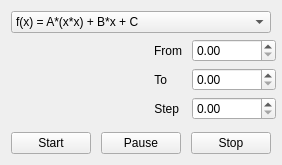
elgris/TestTask, file Widgets/plotcontrolwidget.ui: the form before one commit.
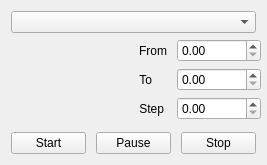
The form after the commit.

Patch:
```diff
--- a/Widgets/plotcontrolwidget.ui
+++ b/Widgets/plotcontrolwidget.ui
@@ -10,6 +10,18 @@
     <height>165</height>
    </rect>
   </property>
+  <property name="minimumSize">
+   <size>
+    <width>267</width>
+    <height>165</height>
+   </size>
+  </property>
+  <property name="maximumSize">
+   <size>
+    <width>267</width>
+    <height>165</height>
+   </size>
+  </property>
   <property name="windowTitle">
    <string>Form</string>
   </property>
@@ -19,28 +31,8 @@
      <item>
       <widget class="QComboBox" name="comboBox">
        <property name="currentIndex">
-        <number>0</number>
+        <number>-1</number>
        </property>
-       <item>
-        <property name="text">
-         <string>f(x) = A*(x*x) + B*x + C</string>
-        </property>
-       </item>
-       <item>
-        <property name="text">
-         <string>f(x) = A * sin(x) + B * cos( C*x )</string>
-        </property>
-       </item>
-       <item>
-        <property name="text">
-         <string>f(x) = A*log( B*x )</string>
-        </property>
-       </item>
-       <item>
-        <property name="text">
-         <string>f(x) = A / ( sin(x*x) * B )</string>
-        </property>
-       </item>
       </widget>
      </item>
      <item>
```
Left out of the diff: 2 changed lines with no effect on the pictures.
